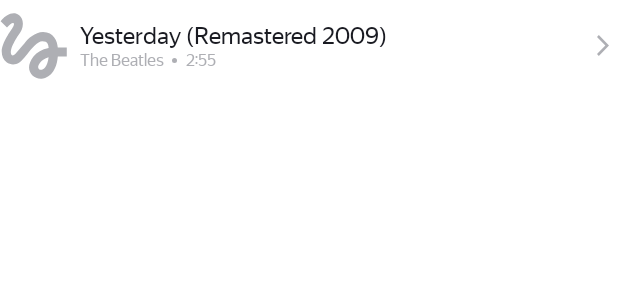
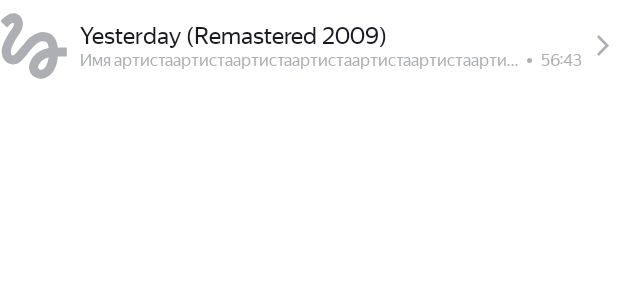
Before and after one commit to Filin1985/Playlist, an Android app: the layout song_card.xml on its own in the app's theme, with its tools: preview values and no code run, on a phone screen of 412 x 824 dp. Shown: the top 300 px of the screen. Run offline under Robolectric (Android 15) with nearby library versions, the phone set to English and light mode, and no system bars.

Commit message:
Fix issues after first review

```diff
--- a/app/src/main/java/com/example/playlistmaker/TrackAdapter.kt
+++ b/app/src/main/java/com/example/playlistmaker/TrackAdapter.kt
@@ -5,7 +5,7 @@ import androidx.recyclerview.widget.RecyclerView
 
 
 class TracksAdapter(
-    private val tracks : ArrayList<TrackData>
+    private val tracks : MutableList<TrackData>
 ) : RecyclerView.Adapter<TracksViewHolder>() {
 
     override fun onCreateViewHolder(parent: ViewGroup, viewType: Int): TracksViewHolder {
--- a/app/src/main/java/com/example/playlistmaker/utils/DateUtils.kt
+++ b/app/src/main/java/com/example/playlistmaker/utils/DateUtils.kt
@@ -1,7 +1,7 @@
 package com.example.playlistmaker.utils
 
 import java.text.SimpleDateFormat
-import java.util.*
+import java.util.Locale
 
 object DateUtils {
     fun msToMMSSFormat(timeInMS: Int) = SimpleDateFormat("mm:ss", Locale.getDefault()).format(timeInMS)
--- a/app/src/main/res/layout/song_card.xml
+++ b/app/src/main/res/layout/song_card.xml
@@ -34,17 +34,21 @@
                 tools:text="Yesterday (Remastered 2009)" />
 
             <LinearLayout
-                android:layout_width="match_parent"
+                android:layout_width="wrap_content"
                 android:layout_height="wrap_content"
-                android:orientation="horizontal">
+                android:orientation="horizontal"
+                android:layout_gravity="start">
 
                 <TextView
                     android:id="@+id/artistName"
+                    android:layout_width="wrap_content"
+                    android:layout_height="wrap_content"
+                    android:layout_weight="1"
                     android:ellipsize="end"
-                    android:gravity="end"
                     android:maxLines="1"
-                    tools:text="The Beatles"
-                    style="@style/ArtistTextStyle"/>
+                    tools:text="Имя артистаартистаартистаартистаартистаартистаартистаартиста"
+                    style="@style/ArtistTextStyle"
+                    />
 
                 <ImageView
                     android:id="@+id/dot"
@@ -55,7 +59,10 @@
 
                 <TextView
                     android:id="@+id/trackTime"
-                    tools:text="2:55"
+                    android:layout_width="wrap_content"
+                    android:layout_height="wrap_content"
+                    android:layout_weight="0"
+                    tools:text="56:43"
                     style="@style/ArtistTextStyle"/>
 
             </LinearLayout>
@@ -66,5 +73,6 @@
             android:id="@+id/songArrow"
             android:layout_gravity="center_vertical"
             android:src="@drawable/ic_song_arrow"
-            style="@style/ImageSettingsStyle"/>
+            style="@style/ImageSettingsStyle"
+            android:paddingStart="10dp"/>
     </LinearLayout>
--- a/app/src/main/res/values/styles.xml
+++ b/app/src/main/res/values/styles.xml
@@ -97,8 +97,6 @@
     </style>
 
     <style name="ArtistTextStyle">
-        <item name="android:layout_width">wrap_content</item>
-        <item name="android:layout_height">wrap_content</item>
         <item name="android:textSize">@dimen/artist_text_size</item>
         <item name="android:textColor">?android:attr/textColor</item>
         <item name="fontFamily">@font/ys_display_regular</item>
```
Also changed, not shown: app/src/main/java/com/example/playlistmaker/SearchActivity.kt (+7 -4 lines).
